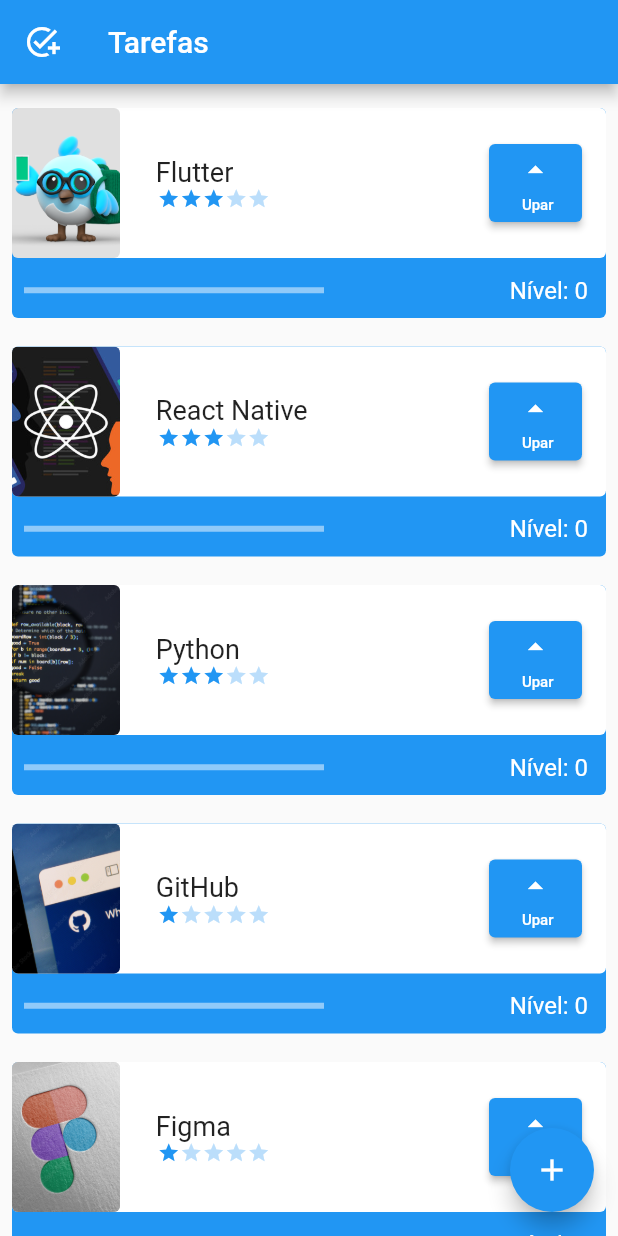
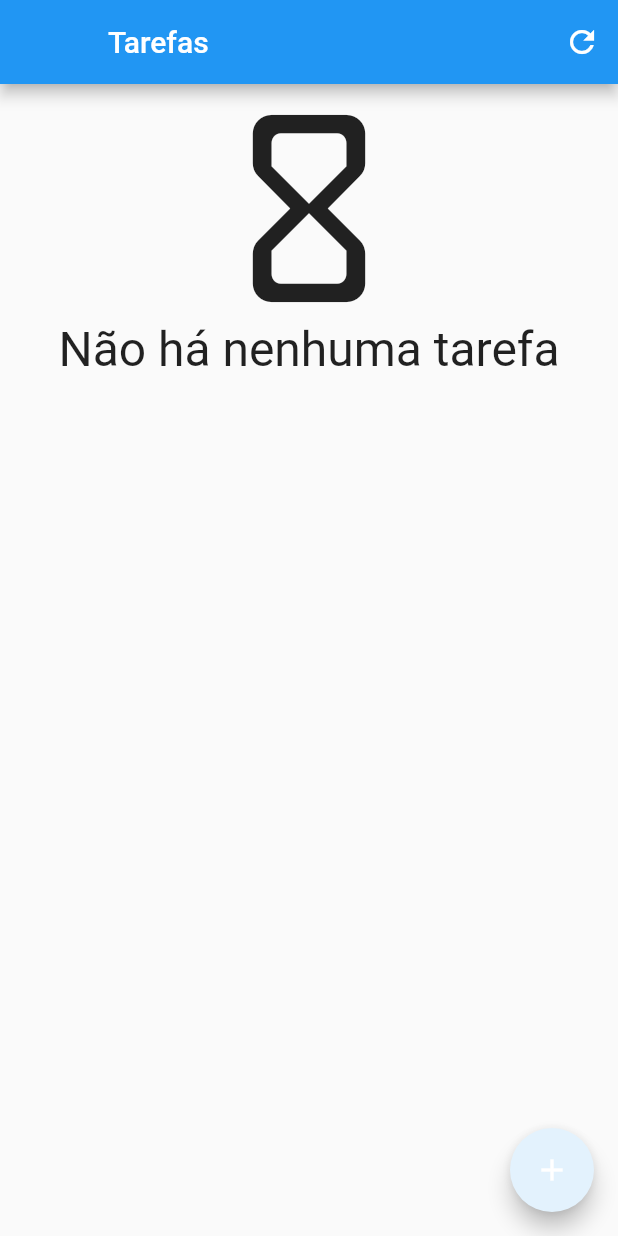
Before and after one commit to isabellapolicema/gerenciador_de_tarefas, a Flutter app: the screen it shows after launch, on a phone screen of 412 x 824 dp. Run offline on Flutter 3.47's test engine with Material 2 defaults, Android fonts, the phone set to English and light mode, and no system bars; our stand-ins replace sqflite; accounts and stored records are empty.

Commit message:
Criando CRUD

```diff
--- a/lib/components/difficulty.dart
+++ b/lib/components/difficulty.dart
@@ -1,6 +1,7 @@
 import 'package:flutter/material.dart';
 
 class Difficulty extends StatelessWidget {
+
   final int difficultyLevel;
 
   const Difficulty({
@@ -12,7 +13,7 @@ class Difficulty extends StatelessWidget {
   Widget build(BuildContext context) {
     return Row(
       children: [
-        const SizedBox(width: 10,),
+         const SizedBox(width: 10,),
         Icon(
           Icons.star,
           size: 15,
--- a/lib/components/task.dart
+++ b/lib/components/task.dart
@@ -1,5 +1,6 @@
 import 'package:flutter/material.dart';
 import 'package:primeiro_projeto_flutter/components/difficulty.dart';
+import 'package:primeiro_projeto_flutter/data/task_dao.dart';
 
 class Tasks extends StatefulWidget {
   final String name;
@@ -16,35 +17,11 @@ class Tasks extends StatefulWidget {
 
 class _TasksState extends State<Tasks> {
 
-  int dificCounter = 0;
-
   bool assetOrNetwork() {
     if (widget.photo.contains('http')) {
       return false;
     }
     return true;
-  }
-
-  void levelUp() {
-    setState(() {
-      widget.level++;
-      if (((widget.level / widget.difficulty) / 10) >= 1) {
-        dificCounter++;
-        widget.level = 0;
-      }
-    });
-  }
-
-  Color colorSet() {
-    if (dificCounter == 1) {
-      return const Color.fromARGB(255, 152, 108, 229);
-    } else if (dificCounter == 2) {
-      return const Color.fromARGB(255, 79, 17, 93);
-    } else if (dificCounter >= 3) {
-      return const Color.fromARGB(255, 77, 76, 84);
-    } else {
-      return Colors.blue;
-    }
   }
 
   @override
@@ -56,7 +33,7 @@ class _TasksState extends State<Tasks> {
           Container(
             decoration: BoxDecoration(
               borderRadius: BorderRadius.circular(4),
-              color: colorSet(),
+              color: Colors.blue,
             ),
             height: 140,
           ),
@@ -119,6 +96,9 @@ class _TasksState extends State<Tasks> {
                         height: 52,
                         width: 62,
                         child: ElevatedButton(
+                          onLongPress: (){
+                            TaskDao().delete(widget.name);
+                          },
                           onPressed: (){
                             setState((){
                               widget.level++;
--- a/lib/data/database.dart
+++ b/lib/data/database.dart
@@ -1,10 +1,10 @@
 import 'package:sqflite/sqflite.dart';
+import 'package:primeiro_projeto_flutter/data/task_dao.dart';
 import 'package:path/path.dart';
 
-Future<Database> getDarabase() async {
+Future<Database> getDatabase() async {
   final String path = join(await getDatabasesPath(), 'task.db');
-  return openDatabase(
-      path, onCreate: (db, version{
+  return openDatabase(path, onCreate: (db, version) {
         db.execute(TaskDao.tableSql);
       }, version:1,);
 }
--- a/lib/data/task_inherited.dart
+++ b/lib/data/task_inherited.dart
@@ -2,23 +2,26 @@ import 'package:flutter/material.dart';
 import 'package:primeiro_projeto_flutter/components/task.dart';
 
 class TaskInherited extends InheritedWidget {
-    TaskInherited({
+  TaskInherited({
     Key? key,
     required Widget child,
   }) : super(key: key, child: child);
 
-  final List<Tasks> taskList =[Tasks('Flutter', 'assets/images/flutter.png', 3),
+  final List<Tasks> taskList = [
+    Tasks('Flutter', 'assets/images/flutter.png', 3),
     Tasks('React Native', 'assets/images/react.jpg', 3),
     Tasks('Python', 'assets/images/python.jpg', 3),
     Tasks('GitHub', 'assets/images/git.jpg', 1),
-    Tasks('Figma','assets/images/figma.jpg',1,),];
+    Tasks('Figma', 'assets/images/figma.jpg', 1,),
+  ];
 
-  void newTask(String name, String photo, int difficulty){
+  void newTask(String name, String photo, int difficulty) {
     taskList.add(Tasks(name, photo, difficulty));
   }
 
   static TaskInherited of(BuildContext context) {
-    final TaskInherited? result = context.dependOnInheritedWidgetOfExactType<TaskInherited>();
+    final TaskInherited? result =
+        context.dependOnInheritedWidgetOfExactType<TaskInherited>();
     assert(result != null, 'No TaskInherited found in context');
     return result!;
   }
--- a/lib/screens/initial_screen.dart
+++ b/lib/screens/initial_screen.dart
@@ -1,6 +1,7 @@
 import 'package:flutter/material.dart';
-import 'package:primeiro_projeto_flutter/data/task_inherited.dart';
-import 'package:primeiro_projeto_flutter/screens/form_screen.dart';
+import 'package:primeiro_projeto_flutter/components/task.dart';
+import 'package:primeiro_projeto_flutter/data/task_dao.dart';
+import 'form_screen.dart';
 
 class InitialScreen extends StatefulWidget {
   const InitialScreen({Key? key}) : super(key: key);
@@ -14,18 +15,104 @@ class _InitialScreenState extends State<InitialScreen> {
   Widget build(BuildContext context) {
     return Scaffold(
       appBar: AppBar(
+        leading: Container(
+
+        ),
         title: const Text('Tarefas'),
-        leading: const Icon(Icons.add_task),
+        actions: [
+          IconButton(
+              onPressed: () {
+                setState(() {});
+              },
+              icon: Icon(Icons.refresh))
+        ],
       ),
-      body: ListView(
+      body: Padding(
         padding: const EdgeInsets.only(top: 8, bottom: 70),
-        children: TaskInherited.of(context).taskList,
+        child: FutureBuilder<List<Tasks>>(
+          future: TaskDao().findAll(),
+          builder: (context, snapshot) {
+            List<Tasks>? items = snapshot.data;
+            switch (snapshot.connectionState) {
+              case ConnectionState.none:
+                return Center(
+                  child: Column(
+                    children: const [
+                      CircularProgressIndicator(),
+                      Text("Carregando..."),
+                    ],
+                  ),
+                );
+              case ConnectionState.waiting:
+                return Center(
+                  child: Column(
+                    children: const [
+                      CircularProgressIndicator(),
+                      Text("Carregando..."),
+                    ],
+                  ),
+                );
+              case ConnectionState.active:
+                return Center(
+                  child: Column(
+                    children: const [
+                      CircularProgressIndicator(),
+                      Text("Carregando..."),
+                    ],
+                  ),
+                );
+              case ConnectionState.done:
+                if (snapshot.hasData && items != null) {
+                  if (items.isNotEmpty) {
+                    return ListView.builder(
+                      itemCount: items.length,
+                      itemBuilder: (BuildContext context, int index) {
+                        final Tasks task = items[index];
+                        return task;
+                      },
+                    );
+                  }
+                  return Center(
+                    child: Column(
+                      children: const [
+                        Icon(Icons.hourglass_empty_rounded, size: 150),
+                        Text(
+                          "Não há nenhuma tarefa",
+                          style: TextStyle(fontSize: 32),
+                        )
+                      ],
+                    ),
+                  );
+                }
+                return Center(
+                  child: Column(
+                    mainAxisAlignment: MainAxisAlignment.center,
+                    // crossAxisAlignment: CrossAxisAlignment.center,
+                    children: const [
+                      Icon(Icons.error_outline, size: 128),
+                      Text(
+                        "Erro ao carregar tarefas.",
+                        style: TextStyle(
+                          fontSize: 20,
+                        ),
+                      ),
+                    ],
+                  ),
+                );
+            }
+          },
+        ),
       ),
       floatingActionButton: FloatingActionButton(
-        onPressed: (){
-          Navigator.push(context, MaterialPageRoute(builder: (contextNew) => FormScreen(taskContext: context,),
-          ),
-          );
+        backgroundColor: Theme.of(context).secondaryHeaderColor,
+        onPressed: () {
+          Navigator.push(
+              context,
+              MaterialPageRoute(
+                builder: (contextNew) => FormScreen(
+                  taskContext: context,
+                ),
+              )).then((value) => setState(() {}));
         },
         child: const Icon(Icons.add),
       ),
```
Also changed, not shown: lib/data/task_dao.dart (+20 -19 lines), lib/screens/form_screen.dart (+10 -8 lines).
